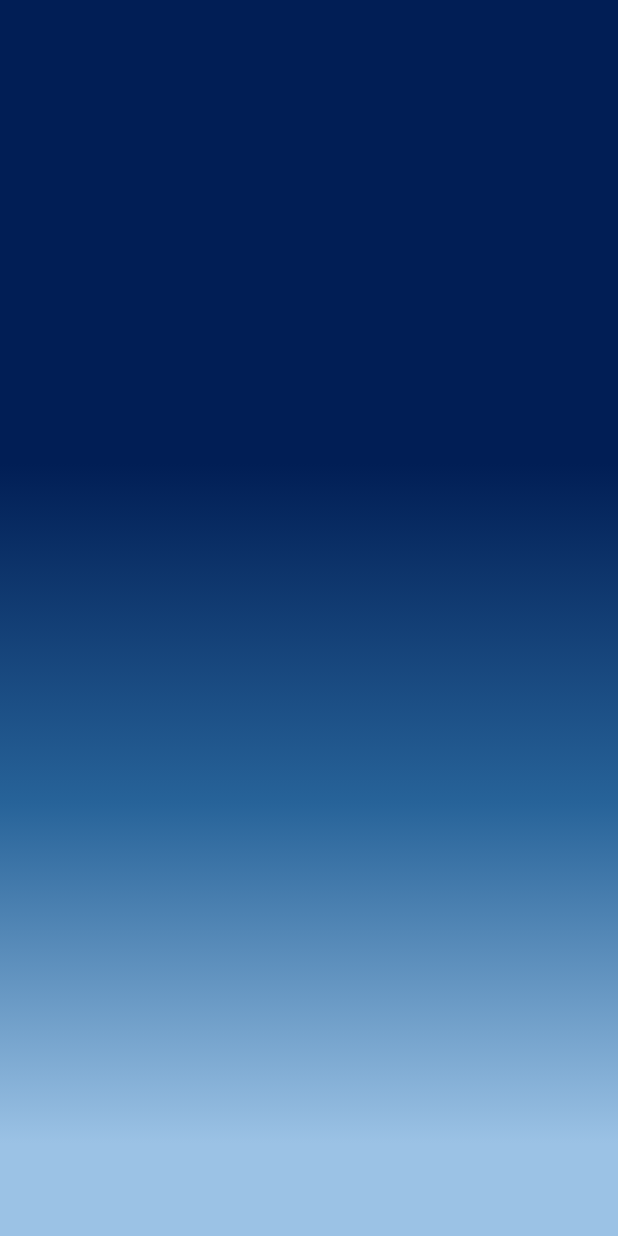
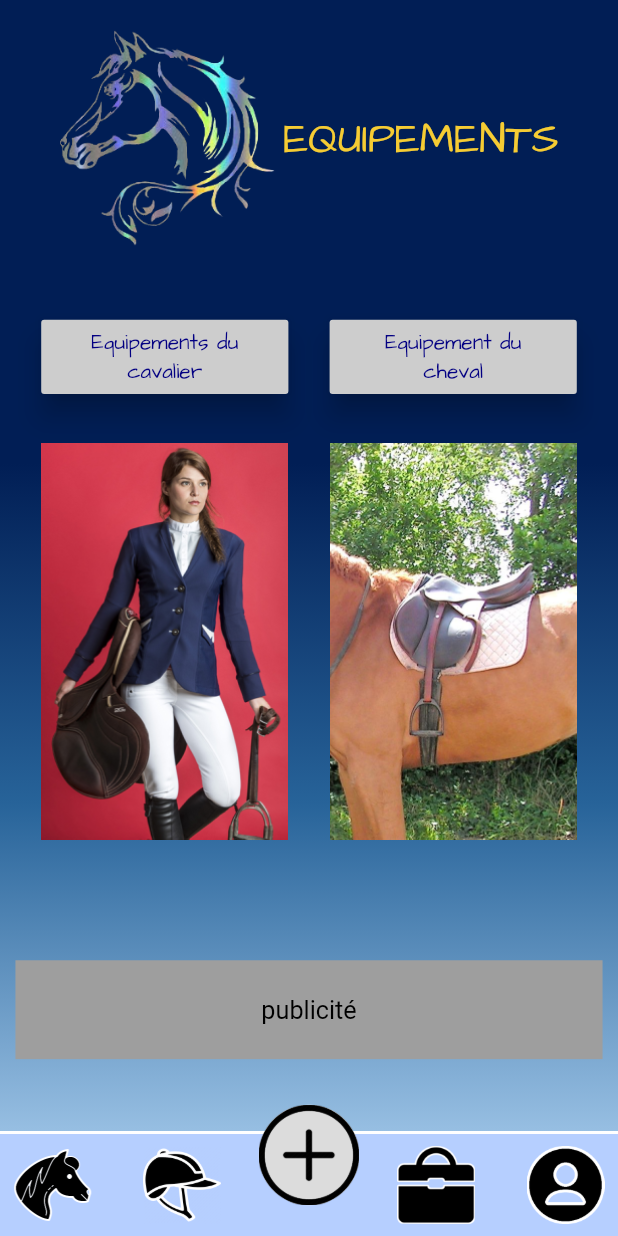
Before and after one commit to RedDTG/kavaloccaz, a Flutter app: the Equipements screen opened by its route, on a phone screen of 412 x 824 dp. Run offline on Flutter 3.47's test engine with Material 2 defaults, Android fonts, the phone set to English and light mode, and no system bars.

Commit message:
[NEW] Equipements page

```diff
--- a/lib/equipements.dart
+++ b/lib/equipements.dart
@@ -1,11 +1,8 @@
 import 'package:flutter/material.dart';
+import 'package:kavaloccaz/_bottomBar.dart';
 
 class Equipements extends StatelessWidget {
-  String title;
-
-  Equipements(String title) {
-    this.title = title;
-  }
+  Equipements();
 
   @override
   Widget build(BuildContext context) {
@@ -29,6 +26,93 @@ class Equipements extends StatelessWidget {
                     ])),
                 child: new Column(
                     mainAxisAlignment: MainAxisAlignment.spaceBetween,
-                    children: []))));
+                    children: [
+                      new Container(
+                          margin: EdgeInsets.only(
+                              top: 20, right: 20, left: 20, bottom: 0),
+                          child: new Row(
+                              mainAxisAlignment: MainAxisAlignment.center,
+                              children: [
+                                new Container(
+                                    margin: EdgeInsets.only(right: 5),
+                                    width: largeur * 0.35,
+                                    child: Image.asset('assets/img/logo.png')),
+                                new Text('EQUIPEMENTS',
+                                    style: TextStyle(
+                                        fontSize: 28,
+                                        fontFamily: 'ArchitectsDaughter',
+                                        color: Color(0xFFF6CC33)))
+                              ])),
+                      new Container(
+                        child: new Row(
+                            mainAxisAlignment: MainAxisAlignment.spaceEvenly,
+                            children: [
+                              new Container(
+                                child: new Column(
+                                  children: [
+                                    new Container(
+                                        width: largeur * 0.4,
+                                        height: hauteur * 0.06,
+                                        child: new RaisedButton(
+                                          onPressed: () {},
+                                          child: new Text(
+                                              'Equipements du cavalier',
+                                              textAlign: TextAlign.center,
+                                              style: TextStyle(
+                                                  fontFamily:
+                                                      'ArchitectsDaughter')),
+                                          color: Color(0xFFCDCDCD),
+                                          textColor: Color(0xFF030082),
+                                          elevation: 7.5,
+                                        )),
+                                    new Container(
+                                        width: largeur * 0.4,
+                                        height: hauteur * 0.4,
+                                        child: new Image.asset(
+                                            'assets/img/equipements.png'))
+                                  ],
+                                ),
+                              ),
+                              new Container(
+                                child: new Column(
+                                  children: [
+                                    new Container(
+                                        width: largeur * 0.4,
+                                        height: hauteur * 0.06,
+                                        child: new RaisedButton(
+                                          onPressed: () {},
+                                          child: new Text(
+                                              'Equipement du cheval',
+                                              textAlign: TextAlign.center,
+                                              style: TextStyle(
+                                                  fontFamily:
+                                                      'ArchitectsDaughter')),
+                                          color: Color(0xFFCDCDCD),
+                                          textColor: Color(0xFF030082),
+                                          elevation: 7.5,
+                                        )),
+                                    new Container(
+                                        width: largeur * 0.4,
+                                        height: hauteur * 0.4,
+                                        child: new Image.asset(
+                                            'assets/img/selle.png'))
+                                  ],
+                                ),
+                              )
+                            ]),
+                      ),
+                      new Container(
+                        width: largeur * 0.95,
+                        height: hauteur * 0.08,
+                        color: Colors.grey,
+                        alignment: Alignment.center,
+                        child: new Text(
+                          'publicité',
+                          style: TextStyle(color: Colors.black),
+                          textScaleFactor: 1.2,
+                        ),
+                      ),
+                      BottomBarWidget()
+                    ]))));
   }
 }
--- a/lib/main.dart
+++ b/lib/main.dart
@@ -9,6 +9,6 @@ void main() => runApp(MaterialApp(
       routes: {
         '/': (context) => Home(),
         '/equides': (context) => Equides(),
-        '/equipements': (context) => Equipements('Title')
+        '/equipements': (context) => Equipements()
       },
     ));
--- a/pubspec.yaml
+++ b/pubspec.yaml
@@ -55,6 +55,9 @@ flutter:
     - assets/img/logo_full.png
     - assets/img/cheval.png
     - assets/img/poney.jpg
+    - assets/img/selle.png
+    - assets/img/equipements.png
+
   #   - images/a_dot_burr.jpeg
   #   - images/a_dot_ham.jpeg
 
```
Also changed, not shown: assets/img/equipements.png (added), assets/img/selle.png (added).
